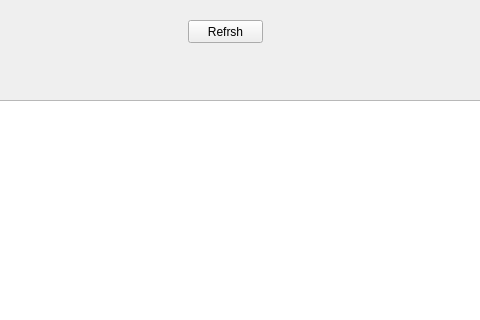
tsvari/StudentJS, file qtClient/studentGrid/mainwindow.ui: the form before one commit; both pictures show x 112 to 592 and y 0 to 320 of the 800 by 600 pixel window.
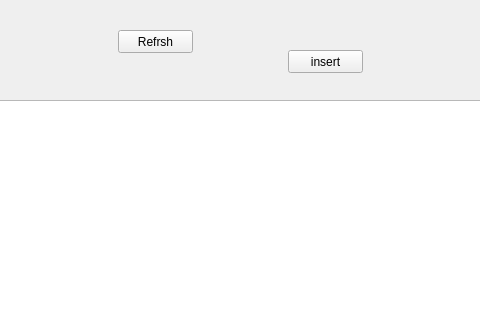
The form after the commit. Custom widgets are drawn as their Qt base class.

```diff
--- a/qtClient/studentGrid/mainwindow.ui
+++ b/qtClient/studentGrid/mainwindow.ui
@@ -17,8 +17,8 @@
    <widget class="QPushButton" name="pushButton">
     <property name="geometry">
      <rect>
-      <x>300</x>
-      <y>20</y>
+      <x>230</x>
+      <y>30</y>
       <width>75</width>
       <height>23</height>
      </rect>
@@ -37,6 +37,19 @@
      </rect>
     </property>
    </widget>
+   <widget class="QPushButton" name="insertNew">
+    <property name="geometry">
+     <rect>
+      <x>400</x>
+      <y>50</y>
+      <width>75</width>
+      <height>23</height>
+     </rect>
+    </property>
+    <property name="text">
+     <string>insert</string>
+    </property>
+   </widget>
   </widget>
   <widget class="QMenuBar" name="menubar">
    <property name="geometry">
@@ -50,6 +63,13 @@
   </widget>
   <widget class="QStatusBar" name="statusbar"/>
  </widget>
+ <customwidgets>
+  <customwidget>
+   <class>StudentTableView</class>
+   <extends>QTableView</extends>
+   <header location="global">StudentTableView.h</header>
+  </customwidget>
+ </customwidgets>
  <resources/>
  <connections/>
 </ui>
```
Left out of the diff: 2 changed lines with no effect on the pictures.
